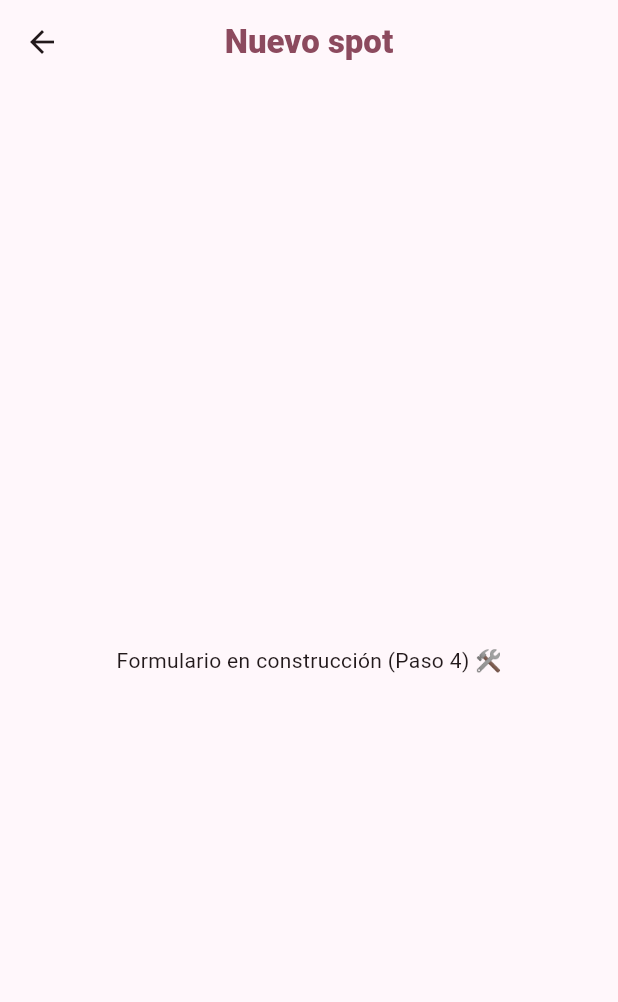
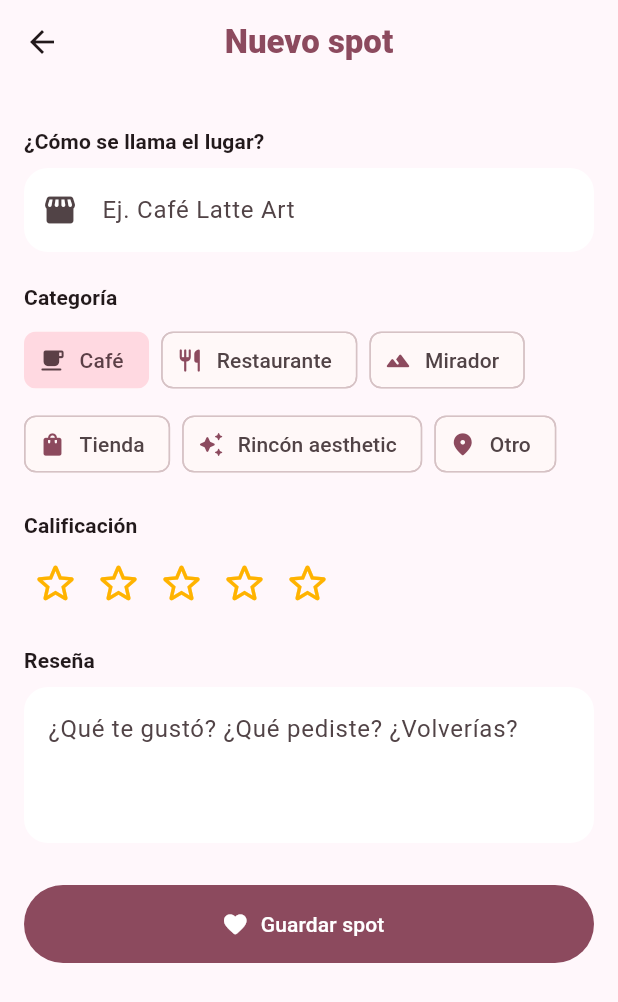
Before and after one commit to Steph0406/spotted, a Flutter app: the SpotFormScreen screen opened by its route, on a phone screen of 412 x 824 dp. Shown: the top 1002 px of the screen. Run offline on Flutter 3.47's test engine with Material 3 defaults, Android fonts, the phone set to English and light mode, and no system bars; our stand-ins replace sqflite; accounts and stored records are empty.

Commit message:
feat(form): formulario de creación y edición con validación

```diff
--- a/lib/presentation/screens/form/spot_form_screen.dart
+++ b/lib/presentation/screens/form/spot_form_screen.dart
@@ -1,24 +1,205 @@
 import 'package:flutter/material.dart';
 
+import 'package:spotted/core/di/service_locator.dart';
+import 'package:spotted/core/errors/app_exception.dart';
+import 'package:spotted/core/theme/category_style.dart';
 import 'package:spotted/domain/entities/spot.dart';
+import 'package:spotted/domain/repositories/spot_repository.dart';
+import 'package:spotted/presentation/widgets/rating_stars.dart';
 
 /// Formulario para crear o editar un spot.
 ///
-/// VERSIÓN DEL PASO 3: solo un marcador de posición para probar la
-/// navegación. En el Paso 4 se construye el formulario real.
-class SpotFormScreen extends StatelessWidget {
+/// - Valida los campos con un [Form] y su GlobalKey.
+/// - Guarda usando el repositorio (abstracción) dentro de try-catch.
+/// - Regresa `true` a la pantalla anterior si se guardó, para que la
+///   lista se recargue.
+class SpotFormScreen extends StatefulWidget {
   /// null = crear spot nuevo; con valor = editar ese spot.
   final Spot? spot;
 
   const SpotFormScreen({super.key, this.spot});
 
   @override
+  State<SpotFormScreen> createState() => _SpotFormScreenState();
+}
+
+class _SpotFormScreenState extends State<SpotFormScreen> {
+  final SpotRepository _repository = ServiceLocator.spotRepository;
+  final _formKey = GlobalKey<FormState>();
+
+  late final TextEditingController _titleController;
+  late final TextEditingController _descriptionController;
+  late String _category;
+  late int _rating;
+  bool _isSaving = false;
+
+  bool get _isEditing => widget.spot != null;
+
+  @override
+  void initState() {
+    super.initState();
+    // Si estamos editando, precargamos los datos del spot.
+    _titleController = TextEditingController(text: widget.spot?.title ?? '');
+    _descriptionController =
+        TextEditingController(text: widget.spot?.description ?? '');
+    _category = widget.spot?.category ?? kSpotCategories.first;
+    _rating = widget.spot?.rating ?? 0;
+  }
+
+  @override
+  void dispose() {
+    // Liberar los controladores evita fugas de memoria.
+    _titleController.dispose();
+    _descriptionController.dispose();
+    super.dispose();
+  }
+
+  Future<void> _save() async {
+    if (!_formKey.currentState!.validate()) return;
+    if (_rating == 0) {
+      _showMessage('Califica el lugar con al menos 1 estrella ⭐');
+      return;
+    }
+
+    setState(() => _isSaving = true);
+    try {
+      final title = _titleController.text.trim();
+      final description = _descriptionController.text.trim();
+
+      if (_isEditing) {
+        await _repository.update(widget.spot!.copyWith(
+          title: title,
+          description: description,
+          category: _category,
+          rating: _rating,
+        ));
+      } else {
+        await _repository.create(Spot(
+          title: title,
+          description: description,
+          category: _category,
+          rating: _rating,
+          createdAt: DateTime.now(),
+        ));
+      }
+
+      if (!mounted) return;
+      Navigator.pop(context, true); // avisamos a la lista que recargue
+    } on AppException catch (e) {
+      if (!mounted) return;
+      _showMessage(e.message);
+    } finally {
+      if (mounted) setState(() => _isSaving = false);
+    }
+  }
+
+  void _showMessage(String message) {
+    ScaffoldMessenger.of(context)
+        .showSnackBar(SnackBar(content: Text(message)));
+  }
+
+  @override
   Widget build(BuildContext context) {
     return Scaffold(
-      appBar: AppBar(title: Text(spot == null ? 'Nuevo spot' : 'Editar spot')),
-      body: const Center(
-        child: Text('Formulario en construcción (Paso 4) 🛠️'),
+      appBar: AppBar(title: Text(_isEditing ? 'Editar spot' : 'Nuevo spot')),
+      body: Form(
+        key: _formKey,
+        child: ListView(
+          padding: const EdgeInsets.fromLTRB(16, 8, 16, 32),
+          children: [
+            // ---------- Nombre ----------
+            const _SectionTitle('¿Cómo se llama el lugar?'),
+            TextFormField(
+              controller: _titleController,
+              textCapitalization: TextCapitalization.sentences,
+              decoration: const InputDecoration(
+                hintText: 'Ej. Café Latte Art',
+                prefixIcon: Icon(Icons.storefront_rounded),
+              ),
+              validator: (value) => (value == null || value.trim().isEmpty)
+                  ? 'Escribe el nombre del lugar'
+                  : null,
+            ),
+
+            // ---------- Categoría ----------
+            const _SectionTitle('Categoría'),
+            Wrap(
+              spacing: 8,
+              runSpacing: 8,
+              children: kSpotCategories.map((category) {
+                return ChoiceChip(
+                  showCheckmark: false,
+                  avatar: Icon(CategoryStyle.iconFor(category), size: 18),
+                  label: Text(category),
+                  selected: _category == category,
+                  onSelected: (_) => setState(() => _category = category),
+                );
+              }).toList(),
+            ),
+
+            // ---------- Calificación ----------
+            const _SectionTitle('Calificación'),
+            Align(
+              alignment: Alignment.centerLeft,
+              child: RatingStars(
+                rating: _rating,
+                size: 34,
+                onChanged: (value) => setState(() => _rating = value),
+              ),
+            ),
+
+            // ---------- Reseña ----------
+            const _SectionTitle('Reseña'),
+            TextFormField(
+              controller: _descriptionController,
+              minLines: 3,
+              maxLines: 6,
+              textCapitalization: TextCapitalization.sentences,
+              decoration: const InputDecoration(
+                hintText: '¿Qué te gustó? ¿Qué pediste? ¿Volverías?',
+              ),
+            ),
+
+            const SizedBox(height: 28),
+
+            // ---------- Guardar ----------
+            FilledButton.icon(
+              onPressed: _isSaving ? null : _save,
+              style: FilledButton.styleFrom(
+                minimumSize: const Size.fromHeight(52),
+              ),
+              icon: _isSaving
+                  ? const SizedBox(
+                width: 20,
+                height: 20,
+                child: CircularProgressIndicator(strokeWidth: 2),
+              )
+                  : const Icon(Icons.favorite_rounded),
+              label: Text(_isEditing ? 'Guardar cambios' : 'Guardar spot'),
+            ),
+          ],
+        ),
       ),
     );
   }
 }
+
+/// Título pequeño de cada sección del formulario.
+class _SectionTitle extends StatelessWidget {
+  final String text;
+
+  const _SectionTitle(this.text);
+
+  @override
+  Widget build(BuildContext context) {
+    return Padding(
+      padding: const EdgeInsets.only(top: 20, bottom: 8),
+      child: Text(
+        text,
+        style: Theme.of(context).textTheme.titleSmall?.copyWith(
+          fontWeight: FontWeight.w700,
+        ),
+      ),
+    );
+  }
+}
```
